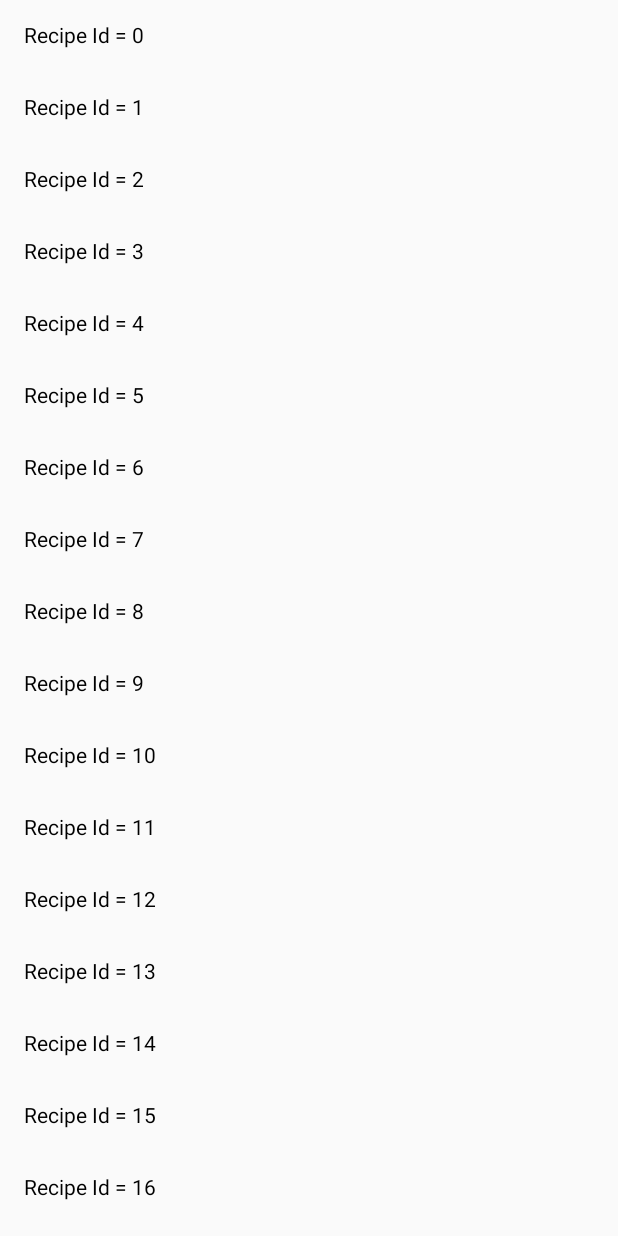
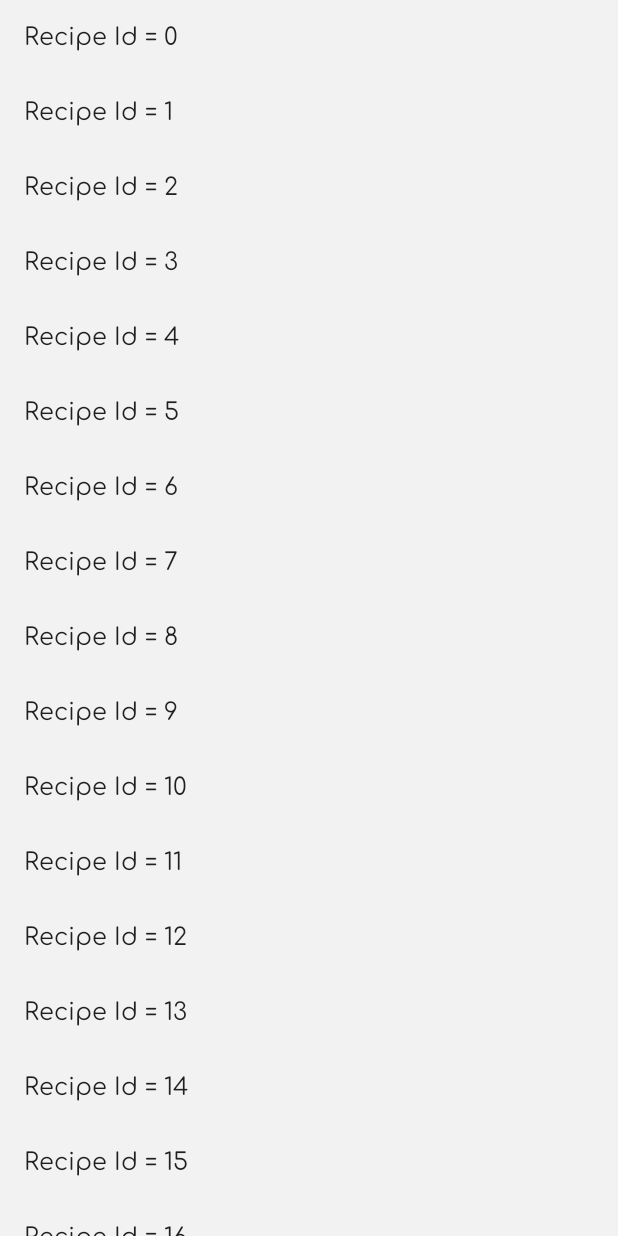
Before and after one commit to Danik911/Food2ForkKMM, an Android app built with Jetpack Compose: the screen it shows after launch (MainActivity), on a phone screen of 412 x 824 dp. Run offline under Robolectric (Android 15) with nearby library versions, the phone set to English and light mode, and no system bars; our stand-ins replace Dagger/Hilt's generated code; 4 statements that could not run were skipped.

Commit message:
Setup the Theme

```diff
--- a/androidFood2ForkKMM/src/main/java/com/example/food2forkkmm/android/MainActivity.kt
+++ b/androidFood2ForkKMM/src/main/java/com/example/food2forkkmm/android/MainActivity.kt
@@ -3,12 +3,16 @@ package com.example.food2forkkmm.android
 import android.os.Bundle
 import androidx.activity.compose.setContent
 import androidx.appcompat.app.AppCompatActivity
+import androidx.compose.material.ExperimentalMaterialApi
+import androidx.compose.ui.ExperimentalComposeUiApi
 import com.example.food2forkkmm.android.presentation.navigation.Navigation
 import dagger.hilt.android.AndroidEntryPoint
 
 
 @AndroidEntryPoint
 class MainActivity : AppCompatActivity() {
+    @ExperimentalMaterialApi
+    @ExperimentalComposeUiApi
     @ExperimentalStdlibApi
     override fun onCreate(savedInstanceState: Bundle?) {
         super.onCreate(savedInstanceState)
--- a/androidFood2ForkKMM/src/main/java/com/example/food2forkkmm/android/di/UseCasesModule.kt
+++ b/androidFood2ForkKMM/src/main/java/com/example/food2forkkmm/android/di/UseCasesModule.kt
@@ -1,5 +1,6 @@
 package com.example.food2forkkmm.android.di
 
+import com.example.food2forkkmm.datasource.cache.RecipeCache
 import com.example.food2forkkmm.datasource.network.RecipeService
 import com.example.food2forkkmm.use_cases.recipe_detail.GetRecipe
 import com.example.food2forkkmm.use_cases.recipe_list.SearchRecipes
@@ -15,13 +16,19 @@ object UseCasesModule {
 
     @Singleton
     @Provides
-    fun provideSearchRecipes(recipeService: RecipeService): SearchRecipes{
-        return SearchRecipes(recipeService = recipeService)
+    fun provideSearchRecipes(
+        recipeService: RecipeService,
+        recipeCache: RecipeCache
+    ): SearchRecipes{
+        return SearchRecipes(
+            recipeService = recipeService,
+            recipeCache = recipeCache
+        )
     }
 
     @Singleton
     @Provides
-    fun provideGetRecipe(recipeService: RecipeService): GetRecipe{
-        return GetRecipe(recipeService = recipeService)
+    fun provideGetRecipe(recipeCache: RecipeCache): GetRecipe{
+        return GetRecipe(recipeCache = recipeCache)
     }
 }
--- a/androidFood2ForkKMM/src/main/java/com/example/food2forkkmm/android/presentation/navigation/Navigation.kt
+++ b/androidFood2ForkKMM/src/main/java/com/example/food2forkkmm/android/presentation/navigation/Navigation.kt
@@ -1,6 +1,8 @@
 package com.example.food2forkkmm.android.presentation.navigation
 
+import androidx.compose.material.ExperimentalMaterialApi
 import androidx.compose.runtime.Composable
+import androidx.compose.ui.ExperimentalComposeUiApi
 import androidx.hilt.navigation.compose.hiltViewModel
 import androidx.lifecycle.viewmodel.compose.viewModel
 import androidx.navigation.NavType
@@ -16,6 +18,8 @@ import com.example.food2forkkmm.android.presentation.recipe_list.RecipeListViewM
 
 
 
+@ExperimentalComposeUiApi
+@ExperimentalMaterialApi
 @ExperimentalStdlibApi
 @Composable
 fun Navigation() {
--- a/androidFood2ForkKMM/src/main/java/com/example/food2forkkmm/android/presentation/recipe_list/RecipeListScreen.kt
+++ b/androidFood2ForkKMM/src/main/java/com/example/food2forkkmm/android/presentation/recipe_list/RecipeListScreen.kt
@@ -5,15 +5,21 @@ import androidx.compose.foundation.layout.Row
 import androidx.compose.foundation.layout.fillMaxWidth
 import androidx.compose.foundation.layout.padding
 import androidx.compose.foundation.lazy.LazyColumn
+import androidx.compose.material.ExperimentalMaterialApi
 import androidx.compose.material.Text
 import androidx.compose.runtime.Composable
+import androidx.compose.ui.ExperimentalComposeUiApi
 import androidx.compose.ui.Modifier
 import androidx.compose.ui.unit.dp
+import com.example.food2forkkmm.android.presentation.theme.AppTheme
 
+@ExperimentalMaterialApi
+@ExperimentalComposeUiApi
 @Composable
 fun RecipeListScreen(
     onSelectedRecipe: (Int) -> Unit
 ) {
+    AppTheme(displayProgressBar = false) {
         LazyColumn {
             items(100) { recipeId ->
                 Row(
@@ -31,3 +37,5 @@ fun RecipeListScreen(
             }
         }
     }
+
+}
--- /dev/null
+++ b/androidFood2ForkKMM/src/main/java/com/example/food2forkkmm/android/presentation/theme/Color.kt
@@ -0,0 +1,20 @@
+package com.example.food2forkkmm.android.presentation.theme
+
+import androidx.compose.ui.graphics.Color
+
+val Blue300 = Color(0xFF64B5F6)
+val Blue400 = Color(0xFF42A5F5)
+val Blue500 = Color(0xFF2196F3)
+val Blue600 = Color(0xFF1E88E5)
+val Blue700 = Color(0xFF1976D2)
+val Blue800 = Color(0xFF1565C0)
+
+val Teal300 = Color(0xFF1AC6FF)
+
+val Grey1 = Color(0xFFF2F2F2)
+
+val Black1 = Color(0xFF222222)
+val Black2 = Color(0xFF000000)
+
+val RedErrorDark = Color(0xFFB00020)
+val RedErrorLight = Color(0xFFEF5350)
--- /dev/null
+++ b/androidFood2ForkKMM/src/main/java/com/example/food2forkkmm/android/presentation/theme/Shape.kt
@@ -0,0 +1,11 @@
+package com.example.food2forkkmm.android.presentation.theme
+
+import androidx.compose.foundation.shape.RoundedCornerShape
+import androidx.compose.material.Shapes
+import androidx.compose.ui.unit.dp
+
+val AppShapes = Shapes(
+    small = RoundedCornerShape(4.dp),
+    medium = RoundedCornerShape(6.dp),
+    large = RoundedCornerShape(8.dp)
+)
--- /dev/null
+++ b/androidFood2ForkKMM/src/main/java/com/example/food2forkkmm/android/presentation/theme/Theme.kt
@@ -0,0 +1,51 @@
+package com.example.food2forkkmm.android.presentation.theme
+
+import androidx.compose.foundation.background
+import androidx.compose.foundation.layout.Box
+import androidx.compose.foundation.layout.Column
+import androidx.compose.foundation.layout.fillMaxSize
+import androidx.compose.material.*
+import androidx.compose.runtime.Composable
+import androidx.compose.ui.ExperimentalComposeUiApi
+import androidx.compose.ui.Modifier
+import androidx.compose.ui.graphics.Color
+
+
+private val LightThemeColors = lightColors(
+    primary = Blue600,
+    primaryVariant = Blue400,
+    onPrimary = Black2,
+    secondary = Color.White,
+    secondaryVariant = Teal300,
+    onSecondary = Color.Black,
+    error = RedErrorDark,
+    onError = RedErrorLight,
+    background = Grey1,
+    onBackground = Color.Black,
+    surface = Color.White,
+    onSurface = Black2,
+)
+
+@ExperimentalComposeUiApi
+@ExperimentalMaterialApi
+@Composable
+fun AppTheme(
+    displayProgressBar: Boolean,
+    content: @Composable () -> Unit,
+) {
+    MaterialTheme(
+        colors = LightThemeColors,
+        typography = ComfortaaTypography,
+        shapes = AppShapes
+    ) {
+        Box(
+            modifier = Modifier
+                .fillMaxSize()
+                .background(color = Grey1)
+        ) {
+            Column() {
+                content()
+            }
+        }
+    }
+}
--- /dev/null
+++ b/androidFood2ForkKMM/src/main/java/com/example/food2forkkmm/android/presentation/theme/Type.kt
@@ -0,0 +1,86 @@
+package com.example.food2forkkmm.android.presentation.theme
+
+import androidx.compose.material.Typography
+import androidx.compose.ui.graphics.Color
+import androidx.compose.ui.text.TextStyle
+import androidx.compose.ui.text.font.Font
+import androidx.compose.ui.text.font.FontFamily
+import androidx.compose.ui.text.font.FontWeight
+import androidx.compose.ui.unit.sp
+import com.example.food2forkkmm.android.R
+
+
+private val Comfortaa = FontFamily(
+    Font(R.font.comfortaa_light, FontWeight.W300),
+    Font(R.font.comfortaa_regular, FontWeight.W400),
+    Font(R.font.comfortaa_medium, FontWeight.W500),
+    Font(R.font.comfortaa_bold, FontWeight.W600)
+)
+
+val ComfortaaTypography = Typography(
+    h1 = TextStyle(
+        fontFamily = Comfortaa,
+        fontWeight = FontWeight.W500,
+        fontSize = 30.sp,
+    ),
+    h2 = TextStyle(
+        fontFamily = Comfortaa,
+        fontWeight = FontWeight.W500,
+        fontSize = 24.sp,
+    ),
+    h3 = TextStyle(
+        fontFamily = Comfortaa,
+        fontWeight = FontWeight.W500,
+        fontSize = 20.sp,
+    ),
+    h4 = TextStyle(
+        fontFamily = Comfortaa,
+        fontWeight = FontWeight.W400,
+        fontSize = 18.sp,
+    ),
+    h5 = TextStyle(
+        fontFamily = Comfortaa,
+        fontWeight = FontWeight.W400,
+        fontSize = 16.sp,
+    ),
+    h6 = TextStyle(
+        fontFamily = Comfortaa,
+        fontWeight = FontWeight.W400,
+        fontSize = 14.sp,
+    ),
+    subtitle1 = TextStyle(
+        fontFamily = Comfortaa,
+        fontWeight = FontWeight.W500,
+        fontSize = 16.sp,
+    ),
+    subtitle2 = TextStyle(
+        fontFamily = Comfortaa,
+        fontWeight = FontWeight.W400,
+        fontSize = 14.sp,
+    ),
+    body1 = TextStyle(
+        fontFamily = Comfortaa,
+        fontWeight = FontWeight.Normal,
+        fontSize = 16.sp
+    ),
+    body2 = TextStyle(
+        fontFamily = Comfortaa,
+        fontSize = 14.sp
+    ),
+    button = TextStyle(
+        fontFamily = Comfortaa,
+        fontWeight = FontWeight.W400,
+        fontSize = 15.sp,
+        color = Color.White
+    ),
+    caption = TextStyle(
+        fontFamily = Comfortaa,
+        fontWeight = FontWeight.Normal,
+        fontSize = 12.sp
+    ),
+    overline = TextStyle(
+        fontFamily = Comfortaa,
+        fontWeight = FontWeight.W400,
+        fontSize = 12.sp
+    )
+)
--- a/shared/src/commonMain/kotlin/com/example/food2forkkmm/datasource/cache/RecipeCache.kt
+++ b/shared/src/commonMain/kotlin/com/example/food2forkkmm/datasource/cache/RecipeCache.kt
@@ -12,6 +12,5 @@ interface RecipeCache {
 
     fun getAll(page: Int): List<Recipe>
 
-    @Throws(NullPointerException::class)
     fun get(recipeId: Int): Recipe?
 }
--- a/shared/src/commonMain/kotlin/com/example/food2forkkmm/use_cases/recipe_detail/GetRecipe.kt
+++ b/shared/src/commonMain/kotlin/com/example/food2forkkmm/use_cases/recipe_detail/GetRecipe.kt
@@ -1,19 +1,20 @@
 package com.example.food2forkkmm.use_cases.recipe_detail
 
+import com.example.food2forkkmm.datasource.cache.RecipeCache
 import com.example.food2forkkmm.datasource.network.RecipeService
 import com.example.food2forkkmm.domain.model.Recipe
 import com.example.food2forkkmm.domain.util.DataState
 import kotlinx.coroutines.flow.Flow
 import kotlinx.coroutines.flow.flow
 
-class GetRecipe(private val recipeService: RecipeService) {
+class GetRecipe(private val recipeCache: RecipeCache) {
 
     fun execute(recipeId: Int): Flow<DataState<Recipe>> = flow {
 
         emit(DataState.loading<Recipe>())
 
         try {
-            val recipe = recipeService.get(id = recipeId)
+            val recipe = recipeCache.get(recipeId)
             emit(DataState.data(message = null, data = recipe))
         } catch (e: Exception) {
             emit(DataState.error<Recipe>(message = e.message ?: "Unknown error"))
--- a/shared/src/commonMain/kotlin/com/example/food2forkkmm/use_cases/recipe_list/SearchRecipes.kt
+++ b/shared/src/commonMain/kotlin/com/example/food2forkkmm/use_cases/recipe_list/SearchRecipes.kt
@@ -1,14 +1,18 @@
 package com.example.food2forkkmm.use_cases.recipe_list
 
+import com.example.food2forkkmm.datasource.cache.RecipeCache
 import com.example.food2forkkmm.datasource.network.RecipeService
 import com.example.food2forkkmm.domain.model.Recipe
 import com.example.food2forkkmm.domain.util.DataState
 import kotlinx.coroutines.flow.Flow
 import kotlinx.coroutines.flow.flow
 
-class SearchRecipes(private val recipeService: RecipeService) {
+class SearchRecipes(
+    private val recipeService: RecipeService,
+    private val recipeCache: RecipeCache
+) {
 
-    fun execute(page: Int, query: String): Flow <DataState<List<Recipe>>> = flow {
+    fun execute(page: Int, query: String): Flow<DataState<List<Recipe>>> = flow {
 
         emit(DataState.loading<List<Recipe>>())
 
@@ -17,9 +21,19 @@ class SearchRecipes(private val recipeService: RecipeService) {
                 page = page,
                 query = query
             )
-            emit(DataState.data(message = null, data = recipes))
-        }
-        catch (e: Exception){
+            recipeCache.insert(recipes = recipes)
+
+            val cacheResult = if (query.isBlank()) {
+                recipeCache.getAll(page = page)
+            } else {
+                recipeCache.search(
+                    query = query,
+                    page = page
+                )
+            }
+
+            emit(DataState.data(message = null, data = cacheResult))
+        } catch (e: Exception) {
             emit(DataState.error<List<Recipe>>(message = e.message ?: "Unknown error"))
         }
     }
```
Also changed, not shown: androidFood2ForkKMM/src/main/java/com/example/food2forkkmm/android/presentation/components/RecipeImage.kt (added, +49 -0 lines), androidFood2ForkKMM/src/main/java/com/example/food2forkkmm/android/presentation/recipe_detail/RecipeDetailScreen.kt (+17 -5 lines), androidFood2ForkKMM/src/main/java/com/example/food2forkkmm/android/presentation/recipe_list/components/RecipeCard.kt (added, +64 -0 lines), androidFood2ForkKMM/src/main/res/font/comfortaa_bold.ttf (added), androidFood2ForkKMM/src/main/res/font/comfortaa_light.ttf (added), androidFood2ForkKMM/src/main/res/font/comfortaa_medium.ttf (added), androidFood2ForkKMM/src/main/res/font/comfortaa_regular.ttf (added), androidFood2ForkKMM/src/main/res/font/comfortaa_semibold.ttf (added). Lines whose indentation alone changed are shown as unchanged.
